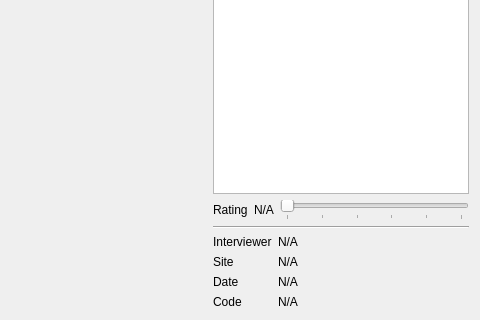
This is src/interface/qt/widgets/QAlderInterviewWidget.ui in patrickdemond/Alder as Qt 5 draws it before an edit; both pictures show x 519 to 999 and y 663 to 983 of the 999 by 983 pixel window. The edited form follows.
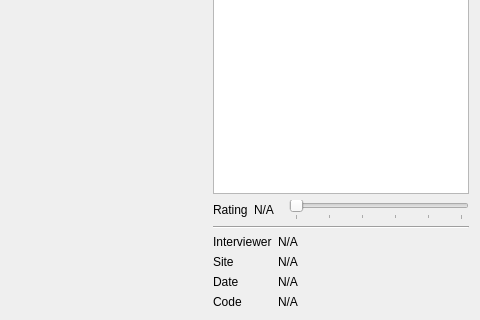
This is the edited form. Custom widgets are drawn as their Qt base class.

Commit message: Tweaking the rating layout

Diff of the .ui file:
```diff
--- a/src/interface/qt/widgets/QAlderInterviewWidget.ui
+++ b/src/interface/qt/widgets/QAlderInterviewWidget.ui
@@ -126,7 +126,7 @@
        <item>
         <widget class="QLabel" name="ratingValueLabel">
          <property name="sizePolicy">
-          <sizepolicy hsizetype="Fixed" vsizetype="Preferred">
+          <sizepolicy hsizetype="Preferred" vsizetype="Preferred">
            <horstretch>0</horstretch>
            <verstretch>0</verstretch>
           </sizepolicy>
@@ -139,11 +139,17 @@
        <item>
         <widget class="QSlider" name="ratingSlider">
          <property name="sizePolicy">
-          <sizepolicy hsizetype="Preferred" vsizetype="Fixed">
+          <sizepolicy hsizetype="Fixed" vsizetype="Preferred">
            <horstretch>0</horstretch>
            <verstretch>0</verstretch>
           </sizepolicy>
          </property>
+         <property name="minimumSize">
+          <size>
+           <width>180</width>
+           <height>0</height>
+          </size>
+         </property>
          <property name="maximum">
           <number>5</number>
          </property>
```
